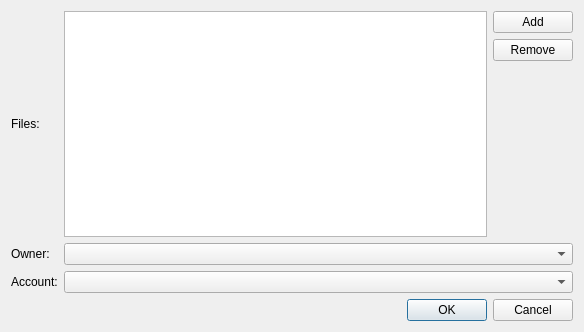
Before: the Qt Designer form src/ui/importdatadialog.ui in KindVador/Accountancy, drawn with Qt 5.
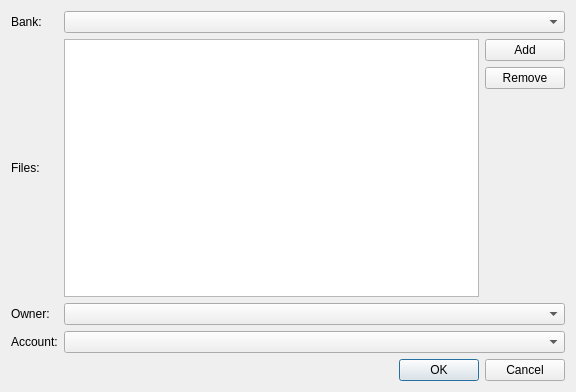
After: the same form once the commit is applied.

Commit message: add Bank class

```diff
--- a/src/ui/importdatadialog.ui
+++ b/src/ui/importdatadialog.ui
@@ -6,8 +6,8 @@
    <rect>
     <x>0</x>
     <y>0</y>
-    <width>584</width>
-    <height>332</height>
+    <width>576</width>
+    <height>392</height>
    </rect>
   </property>
   <property name="windowTitle">
@@ -15,13 +15,23 @@
   </property>
   <layout class="QGridLayout" name="gridLayout">
    <item row="0" column="0">
+    <widget class="QLabel" name="bankLabel">
+     <property name="text">
+      <string>Bank:</string>
+     </property>
+    </widget>
+   </item>
+   <item row="0" column="1">
+    <widget class="QComboBox" name="bankComboBox"/>
+   </item>
+   <item row="1" column="0">
     <widget class="QLabel" name="filesLabel">
      <property name="text">
       <string>Files:</string>
      </property>
     </widget>
    </item>
-   <item row="0" column="1">
+   <item row="1" column="1">
     <layout class="QHBoxLayout" name="horizontalLayout">
      <item>
       <widget class="QListWidget" name="filesListWidget">
@@ -63,27 +73,27 @@
      </item>
     </layout>
    </item>
-   <item row="1" column="0">
+   <item row="2" column="0">
     <widget class="QLabel" name="ownerLabel">
      <property name="text">
       <string>Owner:</string>
      </property>
     </widget>
    </item>
-   <item row="1" column="1">
+   <item row="2" column="1">
     <widget class="QComboBox" name="ownerComboBox"/>
    </item>
-   <item row="2" column="0">
+   <item row="3" column="0">
     <widget class="QLabel" name="accountLabel">
      <property name="text">
       <string>Account:</string>
      </property>
     </widget>
    </item>
-   <item row="2" column="1">
+   <item row="3" column="1">
     <widget class="QComboBox" name="accountComboBox"/>
    </item>
-   <item row="3" column="0" colspan="2">
+   <item row="4" column="0" colspan="2">
     <widget class="QDialogButtonBox" name="buttonBox">
      <property name="orientation">
       <enum>Qt::Horizontal</enum>
```
The commit also changes 10 other files.
